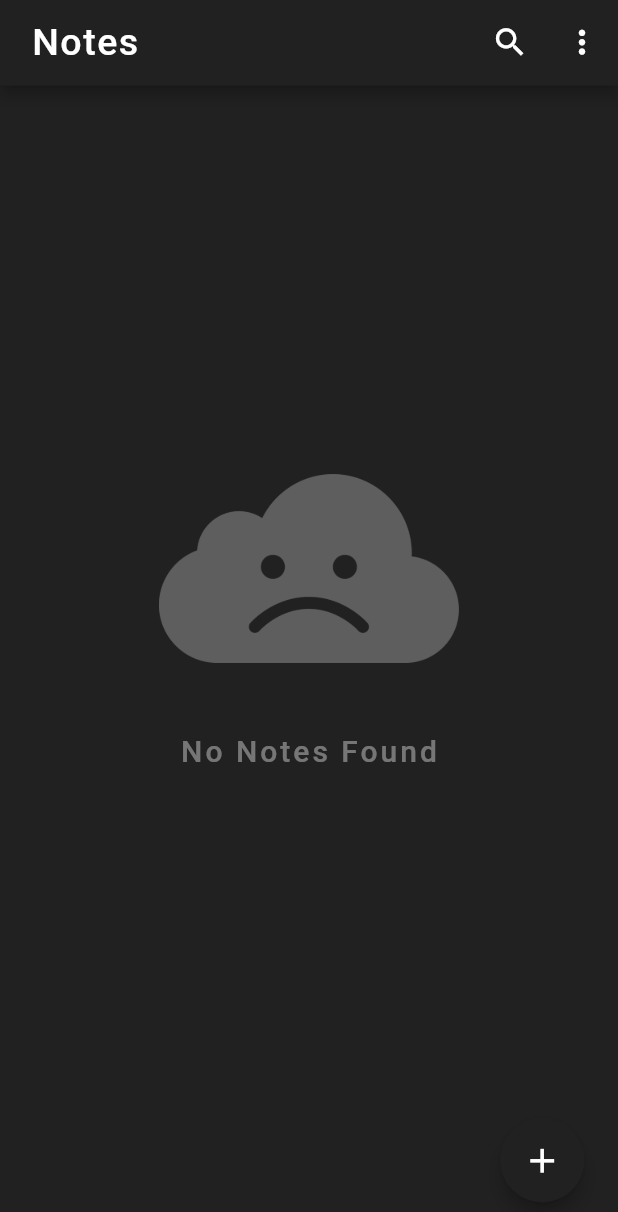
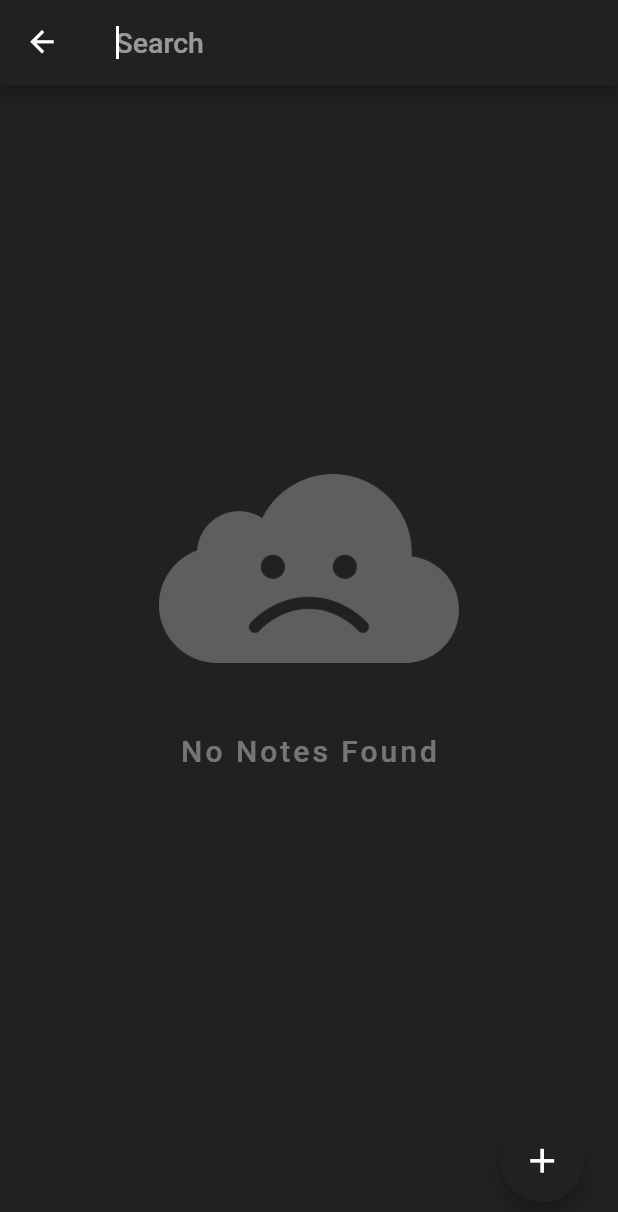
Before and after one commit to ahmadshahal/Notepad, a Flutter app: the screen it shows after launch, after a tap on the "search" icon, on a phone screen of 412 x 824 dp. Shown: the top 1212 px of the screen. Run offline on Flutter 3.47's test engine with Material 2 defaults, Android fonts, the phone set to English and light mode, and no system bars; missing offline and left inert: auto_direction.

Commit message:
Search bar in app bar added.

```diff
--- a/lib/main.dart
+++ b/lib/main.dart
@@ -1,4 +1,3 @@
-import 'package:Notepad/pages/homePage/home_page.dart';
 import 'package:Notepad/pages/splash_screen.dart';
 import 'package:flutter/material.dart';
 
@@ -24,8 +23,10 @@ class BaseWidget extends StatelessWidget {
 }
 /*
  TODO:
+    - Add Initial Notes.
     - Use the named routes technique.
+    - More Button splash.
     - Remove the global state and learn Provider.
     - Change Modifiing string technique.
-    - A bug appeared when the text goes out of scope in textFields (When the state is gone).
+    - Custom Text Fields Bugs.
 */
--- a/lib/pages/about_page.dart
+++ b/lib/pages/about_page.dart
@@ -47,7 +47,7 @@ class AboutPage extends StatelessWidget {
             ),
             new SizedBox(height: 50.0),
             new Text(
-              'V 0.0.1',
+              'V 0.0.1 Beta',
               textAlign: TextAlign.center,
               style: new TextStyle(fontSize: 16, fontWeight: FontWeight.w600),
             ),
--- a/lib/pages/homePage/home_page_app_bar.dart
+++ b/lib/pages/homePage/home_page_app_bar.dart
@@ -1,49 +1,100 @@
 import 'package:Notepad/pages/about_page.dart';
 import 'package:flutter/material.dart';
 
-class HomePageAppBar extends StatelessWidget {
+class HomePageAppBar extends StatefulWidget {
   @override
-  Widget build(BuildContext context) {
-    return new AppBar(
-      backgroundColor: Theme.of(context).primaryColor,
-      actions: [
-        new IconButton(
+  _HomePageAppBarState createState() => _HomePageAppBarState();
+}
+
+class _HomePageAppBarState extends State<HomePageAppBar> {
+  bool areSearching = false;
+
+  Widget leadingIcon(BuildContext context) {
+    if (this.areSearching) {
+      return new IconButton(
+        splashRadius: 20.0,
+        icon: new Icon(
+          Icons.arrow_back,
+          size: 23.0,
+          color: Theme.of(context).accentColor,
+        ),
+        onPressed: () {
+          setState(() {
+            this.areSearching = false;
+          });
+        },
+      );
+    } else
+      return null;
+  }
+
+  Widget title(BuildContext context) {
+    if (this.areSearching) {
+      return new Container(
+        margin: EdgeInsets.only(left: 5.0),
+        child: new TextField(
+          autofocus: true,
+          showCursor: true,
+          keyboardType: TextInputType.text,
+          maxLines: 1,
+          cursorColor: Theme.of(context).accentColor,
+          textCapitalization: TextCapitalization.none,
+          style: new TextStyle(
+              color: Theme.of(context).accentColor,
+              fontWeight: FontWeight.w400,
+              fontSize: 19.0),
+          decoration: new InputDecoration(
+            border: InputBorder.none,
+            hintText: "Search",
+            hintStyle: new TextStyle(
+                color: Colors.white54,
+                fontWeight: FontWeight.w400,
+                fontSize: 19.0),
+          ),
+        ),
+      );
+    } else {
+      return new Container(
+        margin: EdgeInsets.only(left: 5.0),
+        child: new Text(
+          "Notes",
+          style: new TextStyle(
+            fontSize: 25.0,
+            fontWeight: FontWeight.w400,
+            letterSpacing: 1.0,
+            color: Colors.white,
+          ),
+        ),
+      );
+    }
+  }
+
+  Widget searchButton(BuildContext context) {
+    if (this.areSearching)
+      return Container();
+    else {
+      return new IconButton(
         tooltip: 'Search',
         splashRadius: 20.0,
         icon: new Icon(
           Icons.search,
           size: 25.0,
-            color: Theme.of(context).accentColor,
+          color: Colors.white,
         ),
         onPressed: () {
-            // TODO: Implement.
+          setState(() {
+            this.areSearching = true;
+          });
         },
-        ),
-        // new IconButton(
-        //   tooltip: 'More',
-        //   splashRadius: 20.0,
-        //   icon: new Icon(
-        //     Icons.more_vert,
-        //     size: 25.0,
-        //     color: Theme.of(context).accentColor,
-        //   ),
-        //   onPressed: () {
-        //     showDialog(
-        //         context: context,
-        //         builder: (BuildContext context) {
-        //           return new SimpleDialog(
-        //             titlePadding: EdgeInsets.symmetric(vertical: 20.0, horizontal: 0.0),
-        //             title: new Text(
-        //               'Made with ❤ by Dr. Ford',
-        // textAlign: TextAlign.center,
-        // style: new TextStyle(fontSize: 17.0),
-        //             ),
-        //           );
-        //         });
-        //   },
-        // ),
-        // * Couldn't find a way to change the button's splash.
-        new PopupMenuButton(
+      );
+    }
+  }
+
+  Widget moreButton(BuildContext context) {
+    if (this.areSearching)
+      return new Container();
+    else {
+      return new PopupMenuButton(
         tooltip: 'More',
         onSelected: (int selected) {
           if (selected == 1)
@@ -53,6 +104,7 @@ class HomePageAppBar extends StatelessWidget {
                   builder: (BuildContext context) => new AboutPage()),
             );
         },
+        // * Couldn't find a way to change the button's splash.
         icon: new Icon(
           Icons.more_vert,
           size: 25.0,
@@ -68,20 +120,20 @@ class HomePageAppBar extends StatelessWidget {
             )
           ];
         },
-        ),
+      );
+    }
+  }
+
+  @override
+  Widget build(BuildContext context) {
+    return new AppBar(
+      backgroundColor: Theme.of(context).primaryColor,
+      leading: leadingIcon(context),
+      actions: [
+        searchButton(context),
+        moreButton(context),
       ],
-      title: new Container(
-        margin: EdgeInsets.only(left: 5.0),
-        child: new Text(
-          "Notes",
-          style: new TextStyle(
-            fontSize: 25.0,
-            fontWeight: FontWeight.w400,
-            letterSpacing: 1.0,
-            color: Theme.of(context).accentColor,
-          ),
-        ),
-      ),
+      title: title(context),
       elevation: 4.0,
     );
   }
```
Lines whose indentation alone changed are shown as unchanged.
